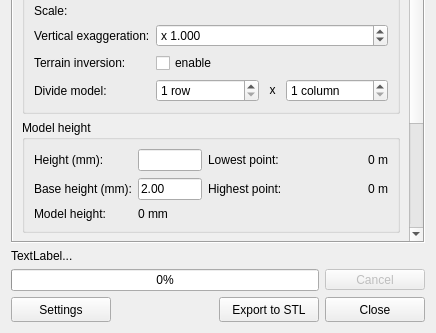
This is DEMto3D_Dialog/DEMto3D_dialog_base.ui in jawensi/DEMto3D-QGIS-Plugin as Qt 5 draws it before an edit; both pictures show x 0 to 436 and y 313 to 646 of the 436 by 646 pixel window. The edited form follows.
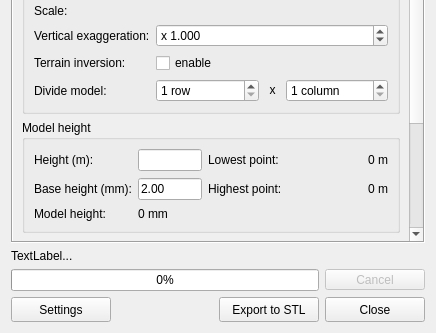
This is the edited form. Icons and pictures are not drawn. Custom widgets are drawn as their Qt base class.

Patch:
```diff
--- a/DEMto3D_Dialog/DEMto3D_dialog_base.ui
+++ b/DEMto3D_Dialog/DEMto3D_dialog_base.ui
@@ -543,7 +543,7 @@
             <item row="0" column="0">
              <widget class="QLabel" name="label_17">
               <property name="text">
-               <string>Height (mm):</string>
+               <string>Height (m):</string>
               </property>
               <property name="buddy">
                <cstring>BaseHeightLineEdit</cstring>
```
Left out of the diff: 10 changed lines with no effect on the pictures.
